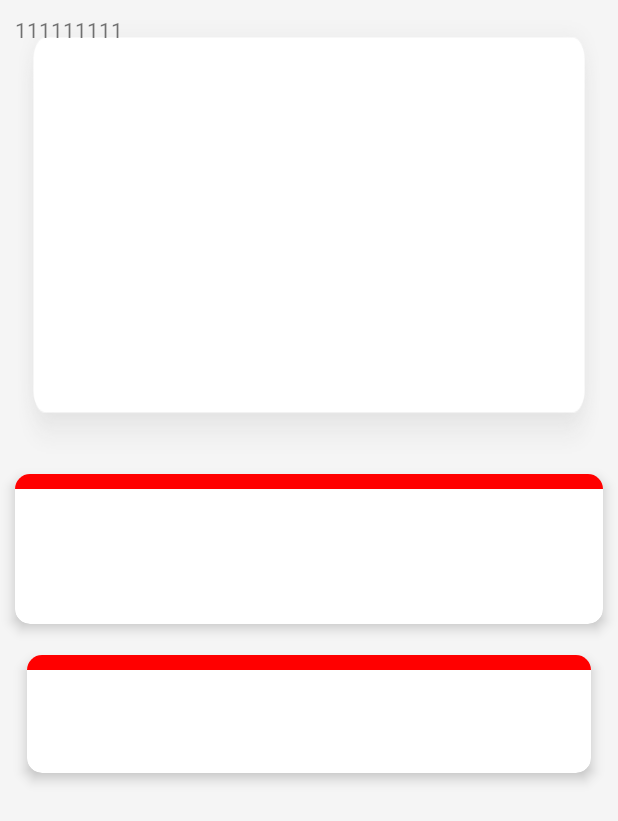
After one commit to taixiang/camera, an Android app: the layout activity_nine.xml on its own in the app's theme, with its tools: preview values and no code run, on a phone screen of 412 x 824 dp. The commit adds this screen. Shown: the top 821 px of the screen. Run offline under Robolectric (Android 15) with nearby library versions, the phone set to English and light mode, and no system bars.

Commit message:
card样式

```diff
--- a/app/build.gradle
+++ b/app/build.gradle
@@ -40,6 +40,7 @@ dependencies {
     })
     compile 'com.android.support:appcompat-v7:26.0.2'
     compile 'com.android.support.constraint:constraint-layout:1.0.0-beta4'
+    compile 'com.android.support:cardview-v7:26.1.0'
     testCompile 'junit:junit:4.12'
     compile project(':qhylib')
     implementation 'com.github.PhilJay:MPAndroidChart:v3.0.3'
--- a/app/src/main/AndroidManifest.xml
+++ b/app/src/main/AndroidManifest.xml
@@ -16,7 +16,7 @@
         android:label="@string/app_name"
         android:supportsRtl="true"
         android:theme="@style/AppTheme">
-        <activity android:name=".tabscroll.TabScrollActivity">
+        <activity android:name=".test.NineActivity">
 
             <!-- <intent-filter> -->
             <!-- <action android:name="android.hardware.usb.action.USB_DEVICE_ATTACHED" /> -->
@@ -52,6 +52,7 @@
         <activity android:name=".flex.LayoutAlignSelfActivity" />
         <activity android:name=".flex.LayoutFlexBasisPercentActivity" />
         <activity android:name=".flex.FlexRecyclerActivity" />
+        <!--<activity android:name=".test.NineActivity" />-->
         <!--<activity android:name=".tabscroll.TabScrollActivity" />-->
         <!--<activity android:name=".expand.ExpandActivity" />-->
         <!--<activity android:name=".coordinatorLayout.DemoActivity" />-->
--- /dev/null
+++ b/app/src/main/res/layout/activity_nine.xml
@@ -0,0 +1,66 @@
+<?xml version="1.0" encoding="utf-8"?>
+<LinearLayout xmlns:android="http://schemas.android.com/apk/res/android"
+    android:orientation="vertical"
+    android:layout_width="match_parent"
+    android:layout_height="match_parent"
+    android:background="#f5f5f5"
+    xmlns:app="http://schemas.android.com/apk/res-auto">
+
+    <LinearLayout
+
+        android:id="@+id/test"
+        android:background="@drawable/test_q"
+        app:layout_constraintLeft_toLeftOf="parent"
+        app:layout_constraintRight_toRightOf="parent"
+        android:layout_marginLeft="10dp"
+        android:layout_marginRight="10dp"
+        app:layout_constraintTop_toTopOf="parent"
+        android:layout_marginTop="10dp"
+        android:layout_width="match_parent"
+        android:layout_height="wrap_content">
+        <TextView
+            android:text="111111111"
+            android:layout_width="match_parent"
+            android:layout_height="wrap_content" />
+
+    </LinearLayout>
+
+    <android.support.v7.widget.CardView
+        app:cardCornerRadius="10dp"
+        app:cardElevation="5dp"
+        app:cardUseCompatPadding="false"
+        app:layout_constraintLeft_toLeftOf="parent"
+        app:layout_constraintRight_toRightOf="parent"
+        android:layout_marginTop="10dp"
+        android:layout_marginLeft="10dp"
+        android:layout_marginRight="10dp"
+        app:cardPreventCornerOverlap="false"
+        app:layout_constraintTop_toBottomOf="@+id/test"
+        android:layout_width="match_parent"
+        android:layout_height="100dp">
+        <TextView
+            android:background="#ff0000"
+            android:layout_width="match_parent"
+            android:layout_height="10dp" />
+    </android.support.v7.widget.CardView>
+
+    <android.support.v7.widget.CardView
+        app:cardCornerRadius="10dp"
+        app:cardElevation="5dp"
+        app:cardUseCompatPadding="true"
+        app:layout_constraintLeft_toLeftOf="parent"
+        app:layout_constraintRight_toRightOf="parent"
+        android:layout_marginTop="10dp"
+        android:layout_marginLeft="10dp"
+        android:layout_marginRight="10dp"
+        app:layout_constraintTop_toBottomOf="@+id/test"
+        app:cardPreventCornerOverlap="true"
+        android:layout_width="match_parent"
+        android:layout_height="100dp">
+        <TextView
+            android:background="#ff0000"
+            android:layout_width="match_parent"
+            android:layout_height="10dp" />
+    </android.support.v7.widget.CardView>
+
+</LinearLayout>
```
Also changed, not shown: app/src/main/java/com/qhyccd/test/NineActivity.java (added, +20 -0 lines), app/src/main/java/com/qhyccd/test/TestActivity.java (added, +56 -0 lines), app/src/main/res/layout/activity_flex.xml (+12 -12 lines), app/src/main/res/layout/activity_home.xml (added, +41 -0 lines), app/src/main/res/drawable/test_q.9.png (added).
